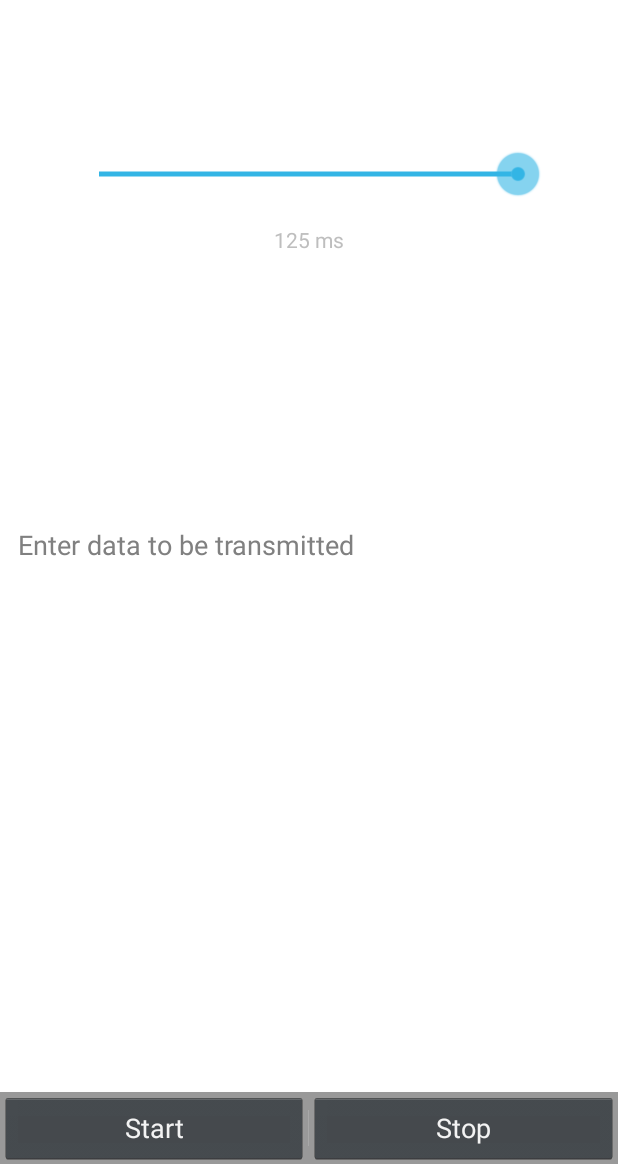
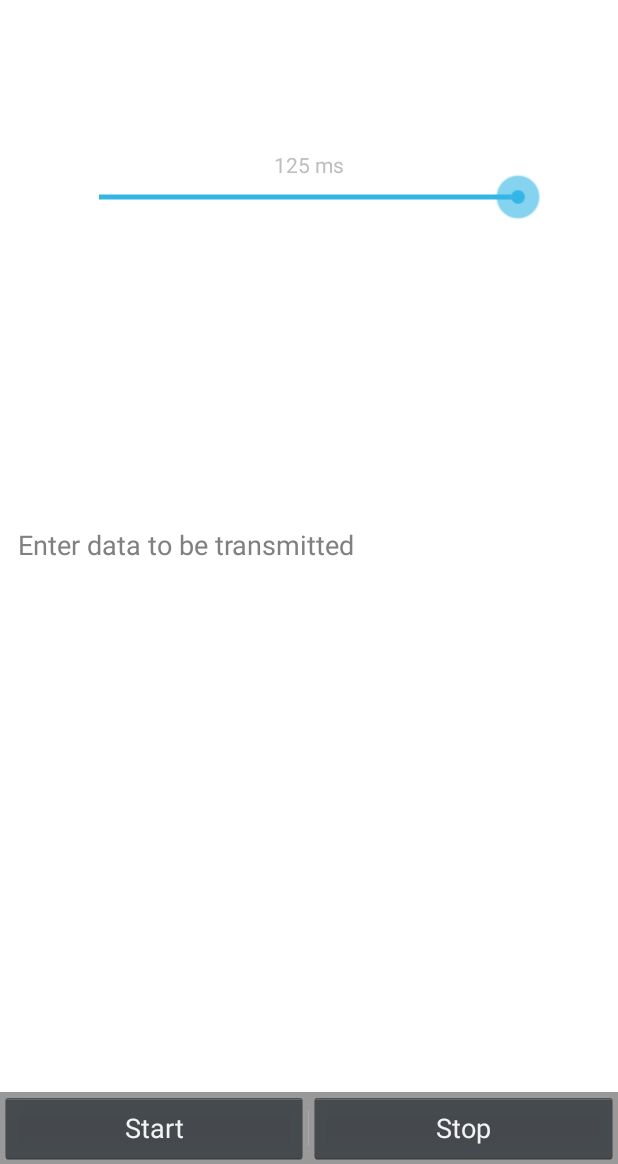
Before and after one commit to 0x203/Flickerer, an Android app: the screen it shows after launch (Main), on a phone screen of 412 x 824 dp, the part 72-1236 px from its top. Run offline under Robolectric (Android 15) with nearby library versions, the phone set to English and light mode, and no system bars.

Commit message:
put bitlength text above slider

```diff
--- a/Native/app/src/main/res/layout/activity_main.xml
+++ b/Native/app/src/main/res/layout/activity_main.xml
@@ -61,14 +61,14 @@
             android:text="125 ms"
             android:id="@+id/seekBarText"
             android:layout_gravity="center_horizontal|top"
-            android:layout_marginTop="150dp" />
+            android:layout_marginTop="100dp" />
 
         <SeekBar
             android:layout_width="311dp"
             android:layout_height="wrap_content"
             android:id="@+id/seekBar"
             android:layout_gravity="center_horizontal|top"
-            android:layout_marginTop="100dp"
+            android:layout_marginTop="115dp"
             android:max="16"
             android:progress="16" />
 
```
